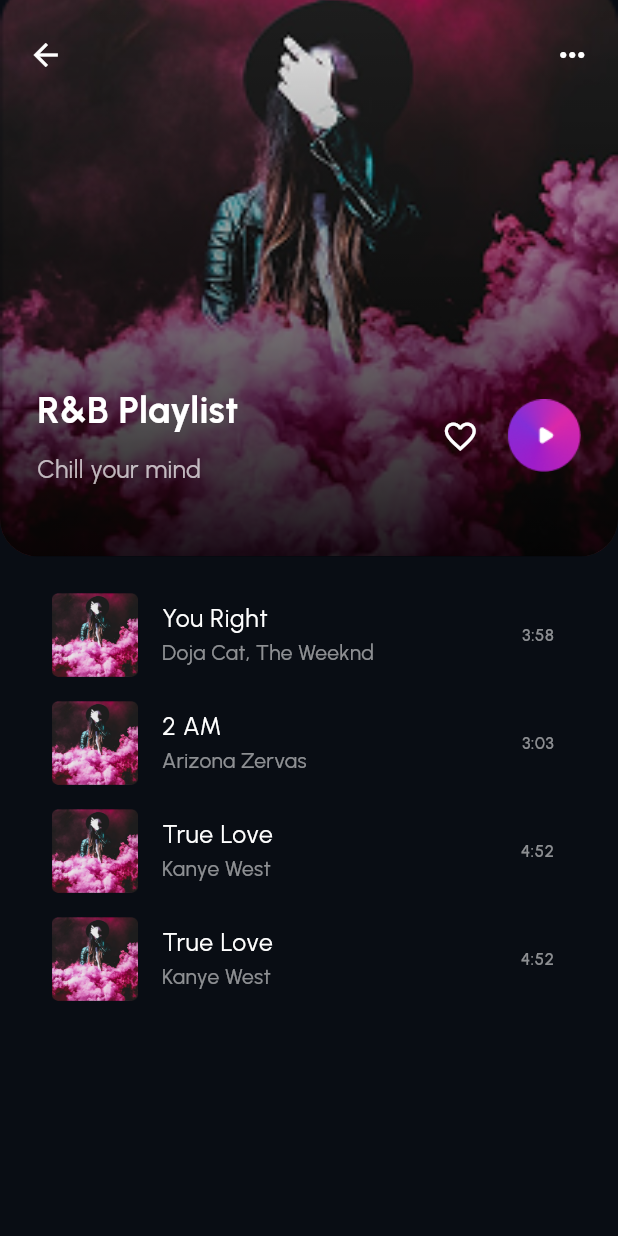
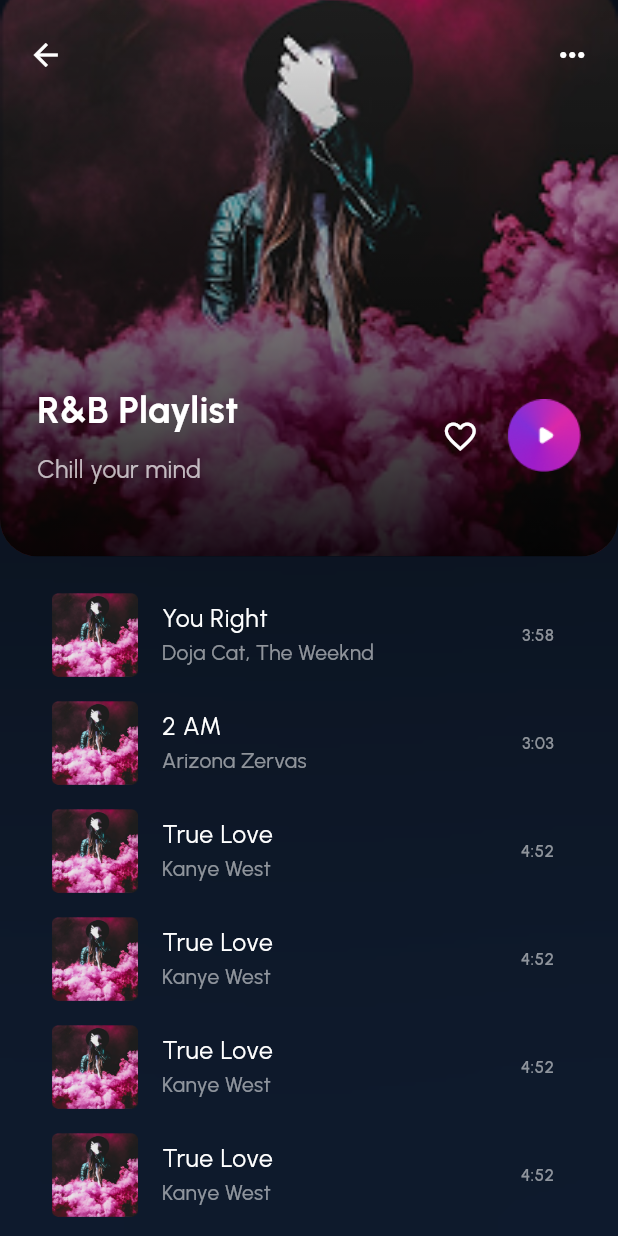
Before and after one commit to StumatoXPlum/Plum_ClientSide, a Flutter app: the MusicScreen screen opened directly, after a tap on "R&B Playlist", on a phone screen of 412 x 824 dp. Run offline on Flutter 3.47's test engine with Material 3 defaults, Android fonts, the phone set to English and light mode, and no system bars; our stand-ins replace card_swiper, cloud_firestore, country_picker, equatable, firebase_auth, firebase_core and 11 more; accounts and stored records are empty.

Commit message:
music screen

```diff
--- a/lib/presentation/home_screen/home_screen/view/home_screen.dart
+++ b/lib/presentation/home_screen/home_screen/view/home_screen.dart
@@ -343,7 +343,8 @@ class RecommendationsWidget extends StatelessWidget {
                 "Recommended for you",
                 style: GoogleFonts.urbanist(
                   color: Colors.white,
-                  fontSize: fontSize,
+                  fontSize: fontSize * 1.1,
+                  fontWeight: FontWeight.bold,
                 ),
               ),
               const Spacer(),
@@ -445,11 +446,11 @@ class RecommendationsWidget extends StatelessWidget {
                                       Text(
                                         items[index].rating,
                                         style: GoogleFonts.urbanist(
-                                          color: Colors.white,
+                                          color: Colors.white70,
                                           fontSize: fontSize * 0.75,
                                         ),
                                       ),
-                                      SizedBox(width: size.width * 0.02),
+                                      SizedBox(width: size.width * 0.01),
                                       Text(
                                         "(${items[index].reviews})",
                                         style: GoogleFonts.urbanist(
@@ -458,7 +459,7 @@ class RecommendationsWidget extends StatelessWidget {
                                           fontSize: fontSize * 0.7,
                                         ),
                                       ),
-                                      SizedBox(width: size.width * 0.02),
+                                      SizedBox(width: size.width * 0.01),
                                       Text(
                                         "${items[index].distance} away",
                                         style: GoogleFonts.urbanist(
@@ -525,7 +526,7 @@ Widget superStar(Size size) {
           "Superstar Stuff",
           style: GoogleFonts.urbanist(
             color: Colors.white,
-
+            fontWeight: FontWeight.bold,
             fontSize: size.width * 0.03,
           ),
         ),
--- a/lib/presentation/music_screen/model/music_model.dart
+++ b/lib/presentation/music_screen/model/music_model.dart
@@ -45,6 +45,18 @@ final List<Playlist> dummyPlaylists = [
         duration: "3:03",
       ),
 
+      Song(
+        imagePath: "assets/music_assets/p1.png",
+        title: "True Love",
+        artist: "Kanye West",
+        duration: "4:52",
+      ),
+      Song(
+        imagePath: "assets/music_assets/p1.png",
+        title: "True Love",
+        artist: "Kanye West",
+        duration: "4:52",
+      ),
       Song(
         imagePath: "assets/music_assets/p1.png",
         title: "True Love",
--- a/lib/presentation/music_screen/view/music_screen.dart
+++ b/lib/presentation/music_screen/view/music_screen.dart
@@ -1,3 +1,4 @@
+import 'dart:ui';
 import 'package:flutter/material.dart';
 import 'package:google_fonts/google_fonts.dart';
 import 'package:task2/presentation/music_screen/model/music_model.dart';
@@ -13,18 +14,37 @@ class MusicScreen extends StatelessWidget {
     double fontSize = size.width * 0.05;
 
     return Scaffold(
-      body: Container(
-        width: double.infinity,
-        height: size.height,
-        decoration: const BoxDecoration(
-          gradient: LinearGradient(
-            begin: Alignment.topCenter,
-            end: Alignment.bottomCenter,
-            colors: [Color(0xff090D14), Color(0xff1B2945)],
+      backgroundColor: const Color(0xff090D14),
+      body: Stack(
+        children: [
+          Positioned(
+            bottom: -size.width * 0.2,
+            left: size.width * 0.15,
+            child: Stack(
+              children: [
+                Container(
+                  width: size.width * 0.7,
+                  height: size.width * 0.7,
+                  decoration: BoxDecoration(
+                    shape: BoxShape.circle,
+                    gradient: RadialGradient(
+                      colors: [Color(0xff3579DD), Colors.transparent],
+                      radius: 15,
                     ),
                   ),
-        child: SafeArea(
-          child: Padding(
+                ),
+                Positioned.fill(
+                  child: BackdropFilter(
+                    filter: ImageFilter.blur(sigmaX: 353.96, sigmaY: 353.96),
+                    child: Container(color: Colors.transparent),
+                  ),
+                ),
+              ],
+            ),
+          ),
+
+          SafeArea(
+            child: SingleChildScrollView(
               padding: EdgeInsets.symmetric(horizontal: padding * 1.5),
               child: Column(
                 crossAxisAlignment: CrossAxisAlignment.start,
@@ -74,11 +94,6 @@ class MusicScreen extends StatelessWidget {
                     ),
                   ),
                   SizedBox(height: size.height * 0.03),
-                Expanded(
-                  child: SingleChildScrollView(
-                    child: Column(
-                      crossAxisAlignment: CrossAxisAlignment.start,
-                      children: [
                   SizedBox(
                     height: size.height * 0.3,
                     child: ListView.builder(
@@ -92,9 +107,8 @@ class MusicScreen extends StatelessWidget {
                               context,
                               MaterialPageRoute(
                                 builder:
-                                          (context) => PlaylistScreen(
-                                            playlist: playlist,
-                                          ),
+                                    (context) =>
+                                        PlaylistScreen(playlist: playlist),
                               ),
                             );
                           },
@@ -102,19 +116,14 @@ class MusicScreen extends StatelessWidget {
                             width: size.width * 0.5,
                             margin: EdgeInsets.only(right: padding),
                             child: Column(
-                                    crossAxisAlignment:
-                                        CrossAxisAlignment.start,
+                              crossAxisAlignment: CrossAxisAlignment.start,
                               children: [
                                 Container(
                                   height: size.height * 0.2,
                                   decoration: BoxDecoration(
-                                          borderRadius: BorderRadius.circular(
-                                            12,
-                                          ),
+                                    borderRadius: BorderRadius.circular(12),
                                     image: DecorationImage(
-                                            image: AssetImage(
-                                              playlist.imagePath,
-                                            ),
+                                      image: AssetImage(playlist.imagePath),
                                       fit: BoxFit.cover,
                                     ),
                                   ),
@@ -146,6 +155,7 @@ class MusicScreen extends StatelessWidget {
                       },
                     ),
                   ),
+                  SizedBox(height: size.height * 0.02),
                   Text(
                     "Your favourites",
                     style: GoogleFonts.urbanist(
@@ -167,16 +177,25 @@ class MusicScreen extends StatelessWidget {
                               song.title,
                               style: GoogleFonts.urbanist(
                                 color: Colors.white,
+                                fontWeight: FontWeight.bold,
                                 fontSize: fontSize * 0.8,
                               ),
                             ),
                             subtitle: Text(
                               song.artist,
-                                    style: GoogleFonts.urbanist(color: Colors.white54),
+                              style: GoogleFonts.urbanist(
+                                color: Colors.white54,
+                                fontSize: fontSize * 0.75,
+                                fontWeight: FontWeight.w500,
+                              ),
                             ),
                             trailing: Text(
                               song.duration,
-                                    style: GoogleFonts.urbanist(color: Colors.white54),
+                              style: GoogleFonts.urbanist(
+                                color: Colors.white54,
+                                fontSize: fontSize * 0.7,
+                                fontWeight: FontWeight.w500,
+                              ),
                             ),
                           );
                         },
@@ -201,9 +220,6 @@ class MusicScreen extends StatelessWidget {
           ),
         ],
       ),
-          ),
-        ),
-      ),
     );
   }
 }
--- a/lib/presentation/music_screen/view/playlist_screen.dart
+++ b/lib/presentation/music_screen/view/playlist_screen.dart
@@ -1,3 +1,5 @@
+import 'dart:ui';
+
 import 'package:flutter/material.dart';
 import 'package:google_fonts/google_fonts.dart';
 import 'package:task2/presentation/music_screen/model/music_model.dart';
@@ -15,7 +17,35 @@ class PlaylistScreen extends StatelessWidget {
     return Scaffold(
       backgroundColor: const Color(0xff090D14),
       body: SafeArea(
-        child: SingleChildScrollView(
+        child: Stack(
+          children: [
+            Positioned(
+              bottom: 50,
+              left: size.width * 0.15,
+              child: Stack(
+                children: [
+                  Container(
+                    width: size.width * 0.7,
+                    height: size.width * 0.7,
+                    decoration: BoxDecoration(
+                      shape: BoxShape.circle,
+                      gradient: RadialGradient(
+                        colors: [Color(0xff3579DD), Colors.transparent],
+                        radius: 0.9,
+                      ),
+                    ),
+                  ),
+                  Positioned.fill(
+                    child: BackdropFilter(
+                      filter: ImageFilter.blur(sigmaX: 353.96, sigmaY: 353.96),
+                      child: Container(color: Colors.transparent),
+                    ),
+                  ),
+                ],
+              ),
+            ),
+
+            SingleChildScrollView(
               child: Column(
                 children: [
                   Stack(
@@ -34,7 +64,6 @@ class PlaylistScreen extends StatelessWidget {
                           ),
                         ),
                       ),
-
                       Positioned.fill(
                         child: Container(
                           decoration: BoxDecoration(
@@ -55,13 +84,19 @@ class PlaylistScreen extends StatelessWidget {
                         top: padding * 2,
                         child: GestureDetector(
                           onTap: () => Navigator.pop(context),
-                      child: const Icon(Icons.arrow_back, color: Colors.white),
+                          child: const Icon(
+                            Icons.arrow_back,
+                            color: Colors.white,
+                          ),
                         ),
                       ),
                       Positioned(
                         right: padding * 1.5,
                         top: padding * 2,
-                    child: const Icon(Icons.more_horiz, color: Colors.white),
+                        child: const Icon(
+                          Icons.more_horiz,
+                          color: Colors.white,
+                        ),
                       ),
                       Positioned(
                         bottom: padding * 2.5,
@@ -114,10 +149,11 @@ class PlaylistScreen extends StatelessWidget {
                     ],
                   ),
                   SizedBox(height: size.height * 0.02),
-              ListView.builder(
+                  Padding(
+                    padding: EdgeInsets.symmetric(horizontal: padding * 1.5),
+                    child: ListView.builder(
                       shrinkWrap: true,
                       physics: const NeverScrollableScrollPhysics(),
-                padding: EdgeInsets.symmetric(horizontal: padding * 1.5),
                       itemCount: playlist.songs.length,
                       itemBuilder: (context, index) {
                         Song song = playlist.songs[index];
@@ -141,8 +177,11 @@ class PlaylistScreen extends StatelessWidget {
                         );
                       },
                     ),
+                  ),
                 ],
               ),
+            ),
+          ],
         ),
       ),
     );
```
Lines whose indentation alone changed are shown as unchanged.
